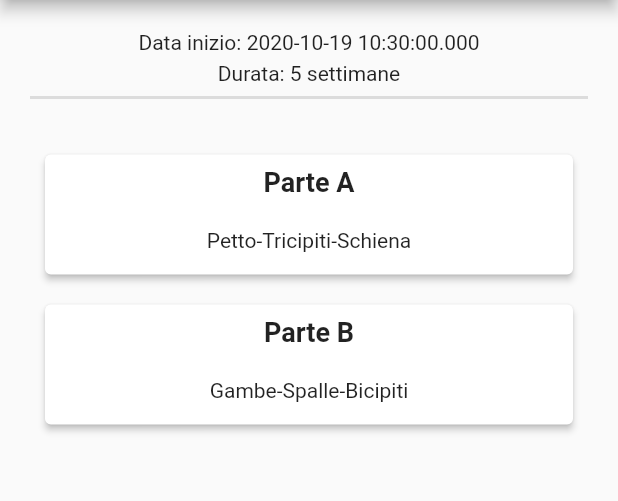
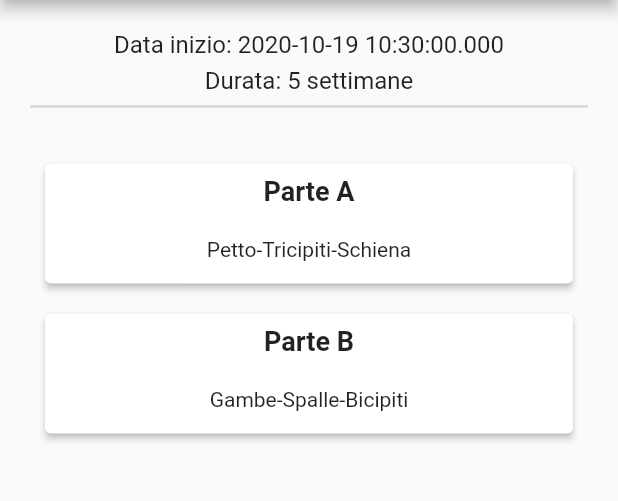
Before and after one commit to giorgiofrittoli/gym-workout-program-app, a Flutter app: the screen it shows after launch, on a phone screen of 412 x 824 dp, the part 84-585 px from its top. Run offline on Flutter 3.47's test engine with Material 2 defaults, Android fonts, the light colour scheme and no system bars.

Commit message:
app theme

```diff
--- a/lib/main.dart
+++ b/lib/main.dart
@@ -12,6 +12,18 @@ class MyApp extends StatelessWidget {
   @override
   Widget build(BuildContext context) {
     return MaterialApp(
+      theme: ThemeData(
+        primarySwatch: Colors.blue,
+        visualDensity: VisualDensity.adaptivePlatformDensity,
+        textTheme: ThemeData.light().textTheme.copyWith(
+            subtitle1: TextStyle(
+              fontSize: 16,
+            ),
+            headline6: TextStyle(
+              fontSize: 20,
+              fontWeight: FontWeight.bold,
+            )),
+      ),
       title: 'Gym workout program',
       home: WorkoutProgramScreen(),
       routes: {
--- a/lib/screens/workout_day_screen.dart
+++ b/lib/screens/workout_day_screen.dart
@@ -14,7 +14,7 @@ class WorkoutDayScreen extends StatelessWidget {
         title: Text(workoutDay.title),
       ),
       body: Container(
-        margin: EdgeInsets.all(20),
+        margin: EdgeInsets.all(10),
         padding: EdgeInsets.all(10),
         child: GridView.builder(
           gridDelegate: SliverGridDelegateWithFixedCrossAxisCount(
--- a/lib/screens/workout_program_screen.dart
+++ b/lib/screens/workout_program_screen.dart
@@ -15,10 +15,15 @@ class WorkoutProgramScreen extends StatelessWidget {
         margin: EdgeInsets.all(10),
         child: Column(
           children: [
-            Text("Data inizio: ${workoutProgram.start}"),
+            Text(
+              "Data inizio: ${workoutProgram.start}",
+              style: Theme.of(context).textTheme.subtitle1,
+            ),
             SizedBox(height: 5),
             Text(
-                "Durata: ${workoutProgram.duration} ${workoutProgram.durationString}"),
+              "Durata: ${workoutProgram.duration} ${workoutProgram.durationString}",
+              style: Theme.of(context).textTheme.subtitle1,
+            ),
             Divider(thickness: 2),
             SizedBox(height: 20),
             Container(
```
Also changed, not shown: lib/screens/workout_exercise_screen.dart (+10 -8 lines).
